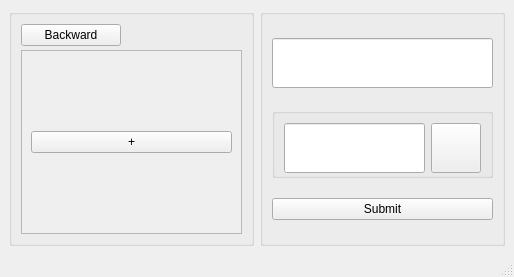
Qt form listset.ui (454270186/XJCO2811_UserInterface) before a commit.
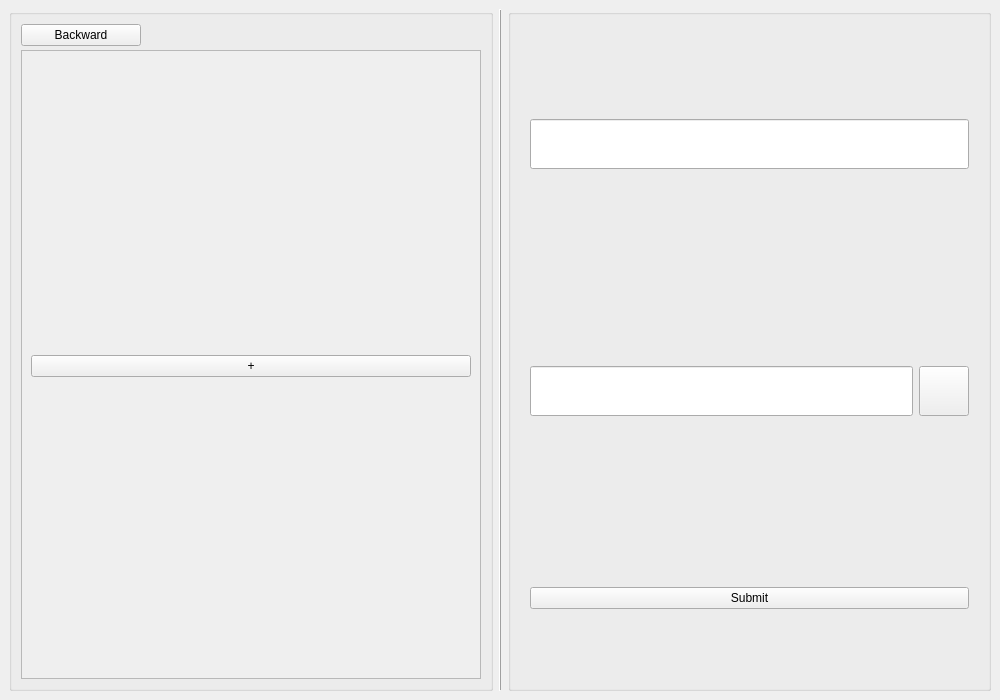
The same form after that commit.

Commit message: feat: listsetsmall ui and func

The edit to the form file:
```diff
--- a/listset.ui
+++ b/listset.ui
@@ -6,10 +6,22 @@
    <rect>
     <x>0</x>
     <y>0</y>
-    <width>514</width>
-    <height>277</height>
+    <width>1000</width>
+    <height>700</height>
    </rect>
   </property>
+  <property name="minimumSize">
+   <size>
+    <width>0</width>
+    <height>0</height>
+   </size>
+  </property>
+  <property name="maximumSize">
+   <size>
+    <width>16777214</width>
+    <height>16777215</height>
+   </size>
+  </property>
   <property name="windowTitle">
    <string>MainWindow</string>
   </property>
@@ -41,9 +53,9 @@
    <property name="layoutDirection">
     <enum>Qt::LeftToRight</enum>
    </property>
-   <layout class="QGridLayout" name="gridLayout">
-    <item row="0" column="0">
-     <widget class="QGroupBox" name="groupBoxleft">
+   <layout class="QHBoxLayout" name="horizontalLayout_2">
+    <item>
+     <widget class="QGroupBox" name="groupBox_left">
       <property name="minimumSize">
        <size>
         <width>0</width>
@@ -70,8 +82,8 @@
          </property>
          <property name="maximumSize">
           <size>
-           <width>100</width>
-           <height>45</height>
+           <width>120</width>
+           <height>16777215</height>
           </size>
          </property>
          <property name="text">
@@ -95,11 +107,14 @@
            <rect>
             <x>0</x>
             <y>0</y>
-            <width>229</width>
-            <height>198</height>
+            <width>309</width>
+            <height>620</height>
            </rect>
           </property>
           <layout class="QVBoxLayout" name="verticalLayout_6">
+           <property name="topMargin">
+            <number>12</number>
+           </property>
            <item>
             <widget class="QPushButton" name="addList">
              <property name="maximumSize">
@@ -120,8 +135,24 @@
       </layout>
      </widget>
     </item>
-    <item row="0" column="1">
-     <widget class="QGroupBox" name="groupBoxright">
+    <item>
+     <widget class="QFrame" name="midline">
+      <property name="maximumSize">
+       <size>
+        <width>16777215</width>
+        <height>16777215</height>
+       </size>
+      </property>
+      <property name="frameShape">
+       <enum>QFrame::VLine</enum>
+      </property>
+      <property name="frameShadow">
+       <enum>QFrame::Raised</enum>
+      </property>
+     </widget>
+    </item>
+    <item>
+     <widget class="QGroupBox" name="groupBox_right">
       <property name="minimumSize">
        <size>
         <width>0</width>
@@ -137,7 +168,22 @@
       <property name="title">
        <string/>
       </property>
-      <layout class="QVBoxLayout" name="verticalLayout">
+      <layout class="QVBoxLayout" name="verticalLayout" stretch="3,3,2">
+       <item>
+        <widget class="QWidget" name="widget_name" native="true">
+         <layout class="QHBoxLayout" name="horizontalLayout_3">
+          <property name="leftMargin">
+           <number>10</number>
+          </property>
+          <property name="topMargin">
+           <number>10</number>
+          </property>
+          <property name="rightMargin">
+           <number>10</number>
+          </property>
+          <property name="bottomMargin">
+           <number>10</number>
+          </property>
        <item>
         <widget class="QLineEdit" name="editName">
          <property name="minimumSize">
@@ -154,8 +200,11 @@
          </property>
         </widget>
        </item>
+         </layout>
+        </widget>
+       </item>
        <item>
-        <widget class="QGroupBox" name="pathBox">
+        <widget class="QWidget" name="widget_path" native="true">
          <property name="minimumSize">
           <size>
            <width>0</width>
@@ -165,18 +214,22 @@
          <property name="maximumSize">
           <size>
            <width>16777215</width>
-           <height>70</height>
+           <height>16777215</height>
           </size>
          </property>
-         <property name="styleSheet">
-          <string notr="true">
-
-</string>
-         </property>
-         <property name="title">
-          <string/>
-         </property>
          <layout class="QHBoxLayout" name="horizontalLayout">
+          <property name="leftMargin">
+           <number>10</number>
+          </property>
+          <property name="topMargin">
+           <number>10</number>
+          </property>
+          <property name="rightMargin">
+           <number>10</number>
+          </property>
+          <property name="bottomMargin">
+           <number>10</number>
+          </property>
           <item>
            <widget class="QLineEdit" name="editPath">
             <property name="minimumSize">
@@ -215,6 +268,21 @@
          </layout>
         </widget>
        </item>
+       <item>
+        <widget class="QWidget" name="widget_submit" native="true">
+         <layout class="QHBoxLayout" name="horizontalLayout_4">
+          <property name="leftMargin">
+           <number>10</number>
+          </property>
+          <property name="topMargin">
+           <number>10</number>
+          </property>
+          <property name="rightMargin">
+           <number>10</number>
+          </property>
+          <property name="bottomMargin">
+           <number>10</number>
+          </property>
        <item>
         <widget class="QPushButton" name="submit">
          <property name="maximumSize">
@@ -233,7 +301,9 @@
     </item>
    </layout>
   </widget>
-  <widget class="QStatusBar" name="statusbar"/>
+    </item>
+   </layout>
+  </widget>
  </widget>
  <resources/>
  <connections/>
```
Left out of the diff: 2 changed lines with no effect on the pictures. Lines whose indentation alone changed are shown as unchanged. The commit also changes 3 other files.
